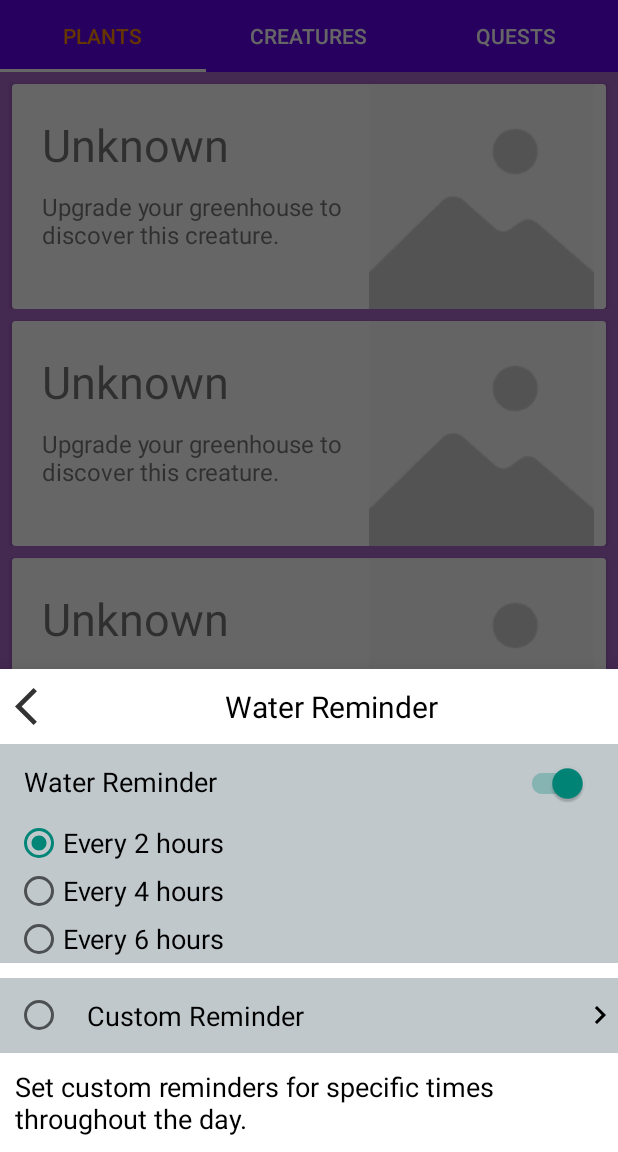
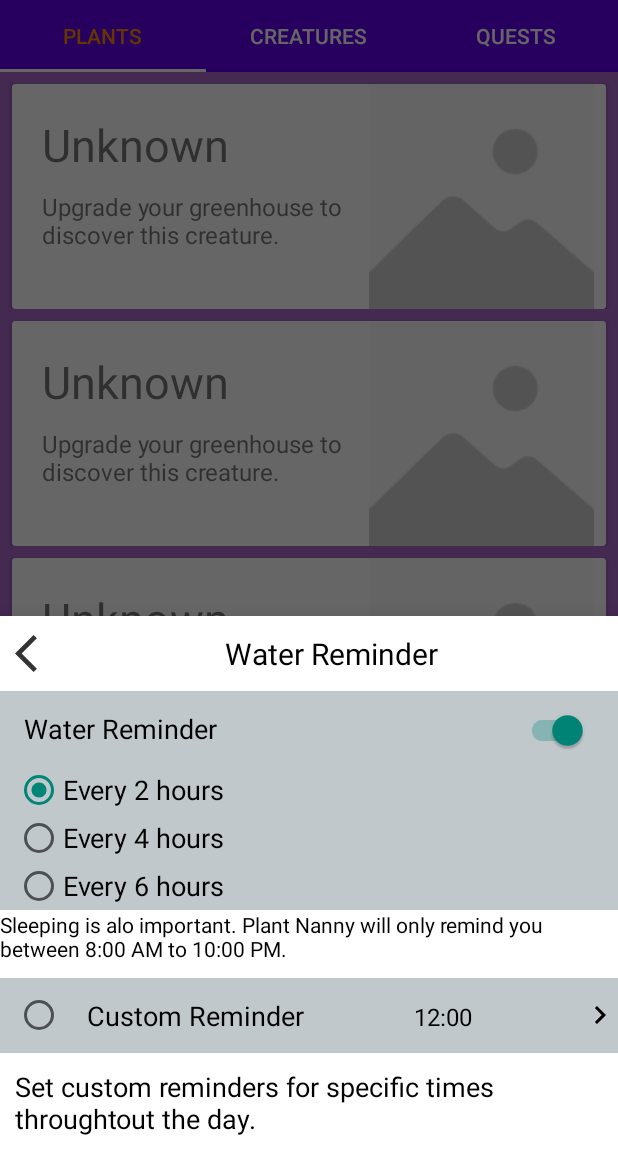
Before and after one commit to engrab/Plant-Nanny3, an Android app: the fragment WaterReminderBottomDialoge placed in its activity, item 4 of the bottom bar chosen, on a phone screen of 412 x 824 dp, the part 84-1236 px from its top. Run offline under Robolectric (Android 15) with nearby library versions, the phone set to English and light mode, and no system bars; our stand-ins replace Room's generated code.

Commit message:
timepicker and etc working processgress

```diff
--- a/app/src/main/java/com/example/plantnany/bottomdialoge/WaterReminderBottomDialoge.java
+++ b/app/src/main/java/com/example/plantnany/bottomdialoge/WaterReminderBottomDialoge.java
@@ -1,16 +1,20 @@
 package com.example.plantnany.bottomdialoge;
 
 
+import android.app.TimePickerDialog;
 import android.content.Context;
 import android.os.Bundle;
+import android.text.format.DateFormat;
 import android.view.LayoutInflater;
 import android.view.View;
 import android.view.ViewGroup;
 import android.widget.CompoundButton;
 import android.widget.ImageView;
+import android.widget.LinearLayout;
 import android.widget.RadioButton;
 import android.widget.RadioGroup;
 import android.widget.TextView;
+import android.widget.TimePicker;
 
 import androidx.annotation.NonNull;
 import androidx.annotation.Nullable;
@@ -21,15 +25,20 @@ import com.example.plantnany.activities.MainActivity;
 import com.example.plantnany.sharedpref.SharedPreferencesManager;
 import com.google.android.material.bottomsheet.BottomSheetDialogFragment;
 
+import java.util.Calendar;
+
 public class WaterReminderBottomDialoge extends BottomSheetDialogFragment {
 
     SwitchCompat mReminder;
-    TextView reminderDesc;
+    TextView reminderDesc, reminderStatment;
     ImageView cutomReminder;
     private NotificationStatusListener notificationStatusListener;
     private NotificationFrequencyListener notificationFrequencyListener;
     RadioGroup mRadioGroupDefaultTime;
     RadioButton radTwoHour, radFourHour, radSixHour;
+    LinearLayout customTime;
+    int hour, mint;
+    TextView time;
 
     public WaterReminderBottomDialoge() {
 
@@ -44,20 +53,45 @@ public class WaterReminderBottomDialoge extends BottomSheetDialogFragment {
 
         mReminder = view.findViewById(R.id.sc_reminder);
         reminderDesc = view.findViewById(R.id.tv_reminder_desc);
+        reminderStatment = view.findViewById(R.id.tv_reminder_statement);
         mRadioGroupDefaultTime = view.findViewById(R.id.rad_times);
+        customTime = view.findViewById(R.id.ll_custome);
+        time = view.findViewById(R.id.tv_custom_time);
+
 
         radTwoHour = view.findViewById(R.id.rad_two_hour);
         radFourHour = view.findViewById(R.id.rad_four_hour);
         radSixHour = view.findViewById(R.id.rad_six_hour);
 
         int notificationFrequency = SharedPreferencesManager.getInstance(getActivity()).getNotificationFrequency();
-        if (notificationFrequency==120){
+        if (notificationFrequency == 120) {
             radTwoHour.setChecked(true);
-        }else if (notificationFrequency == 240){
+        } else if (notificationFrequency == 240) {
             radFourHour.setChecked(true);
-        }else if (notificationFrequency == 360){
+        } else if (notificationFrequency == 360) {
             radSixHour.setChecked(true);
         }
+
+        customTime.setOnClickListener(new View.OnClickListener() {
+            @Override
+            public void onClick(View v) {
+                TimePickerDialog timePickerDialog = new TimePickerDialog(getActivity(), new TimePickerDialog.OnTimeSetListener() {
+                    @Override
+                    public void onTimeSet(TimePicker view, int hourOfDay, int minute) {
+
+                        hour = hourOfDay;
+                        mint = minute;
+
+                        Calendar calendar = Calendar.getInstance();
+                        calendar.set(0, 0, 0, hour, mint);
+
+                        time.setText(DateFormat.format("hh:mm aa", calendar));
+
+
+                    }
+                }, 12, 0, false);
+            }
+        });
 
         mRadioGroupDefaultTime.setOnCheckedChangeListener(new RadioGroup.OnCheckedChangeListener() {
             @Override
@@ -92,7 +126,21 @@ public class WaterReminderBottomDialoge extends BottomSheetDialogFragment {
                 customReminderBottomDialoge.show(getChildFragmentManager(), "customreminder");
             }
         });
-        mReminder.setChecked(SharedPreferencesManager.getInstance(getActivity()).getNotificationStatus());
+
+        boolean notificationStatus = SharedPreferencesManager.getInstance(getActivity()).getNotificationStatus();
+        mReminder.setChecked(notificationStatus);
+
+        if (notificationStatus) {
+            view.findViewById(R.id.rad_times).setVisibility(View.VISIBLE);
+            view.findViewById(R.id.ll_custome).setVisibility(View.VISIBLE);
+            reminderDesc.setText("Set custom reminders for specific times throughtout the day.");
+            reminderStatment.setVisibility(View.VISIBLE);
+        } else {
+            view.findViewById(R.id.rad_times).setVisibility(View.INVISIBLE);
+            view.findViewById(R.id.ll_custome).setVisibility(View.INVISIBLE);
+            reminderDesc.setText("Plant Apps will send you notifications to remind you to drink water!");
+            reminderStatment.setVisibility(View.INVISIBLE);
+        }
 
         mReminder.setOnCheckedChangeListener(new CompoundButton.OnCheckedChangeListener() {
             @Override
@@ -102,10 +150,13 @@ public class WaterReminderBottomDialoge extends BottomSheetDialogFragment {
                 if (isChecked) {
                     view.findViewById(R.id.rad_times).setVisibility(View.VISIBLE);
                     view.findViewById(R.id.ll_custome).setVisibility(View.VISIBLE);
+                    reminderDesc.setText("Set custom reminders for specific times throughtout the day.");
+                    reminderStatment.setVisibility(View.VISIBLE);
                 } else {
-                    view.findViewById(R.id.rad_times).setVisibility(View.GONE);
-                    view.findViewById(R.id.ll_custome).setVisibility(View.GONE);
+                    view.findViewById(R.id.rad_times).setVisibility(View.INVISIBLE);
+                    view.findViewById(R.id.ll_custome).setVisibility(View.INVISIBLE);
                     reminderDesc.setText("Plant Apps will send you notifications to remind you to drink water!");
+                    reminderStatment.setVisibility(View.INVISIBLE);
                 }
 
             }
--- a/app/src/main/java/com/example/plantnany/fragments/HomeFragment.java
+++ b/app/src/main/java/com/example/plantnany/fragments/HomeFragment.java
@@ -68,6 +68,7 @@ public class HomeFragment extends Fragment implements View.OnClickListener {
     private void onclickListener() {
         screenShot.setOnClickListener(this);
         mAddWater.setOnClickListener(this);
+        potsRedirect.setOnClickListener(this);
     }
 
     private void init(View view) {
@@ -86,6 +87,7 @@ public class HomeFragment extends Fragment implements View.OnClickListener {
 
             case R.id.iv_pots_redirect:
                 MainActivity.navigation.setSelectedItemId(R.id.navigation_pots);
+                Toast.makeText(getActivity(), "pots redirect hit", Toast.LENGTH_SHORT).show();
                 break;
 
             case R.id.rl_camera:
--- a/app/src/main/res/layout/dialoge_cup_volume_sheet.xml
+++ b/app/src/main/res/layout/dialoge_cup_volume_sheet.xml
@@ -113,6 +113,7 @@
     </LinearLayout>
 
     <LinearLayout
+        android:id="@+id/ll_default_cup_volume"
         android:layout_width="match_parent"
         android:layout_height="wrap_content"
         android:layout_marginTop="10dp"
@@ -152,6 +153,7 @@
             android:text="240"
             android:textColor="@color/colorBlack"
             android:textSize="18sp" />
+
         <TextView
             android:id="@+id/tv_defaul_unit"
             android:layout_width="0dp"
@@ -403,9 +405,9 @@
         android:layout_width="match_parent"
         android:layout_height="wrap_content"
         android:layout_margin="10dp"
+        android:text="You can set extra cups and use them quickly when recording your water consumption."
         android:textColor="#000000"
-        android:textSize="18sp"
-        android:text="You can set extra cups and use them quickly when recording your water consumption." />
+        android:textSize="18sp" />
 
 
 </LinearLayout>
--- a/app/src/main/res/layout/dialoge_water_reminder_sheet.xml
+++ b/app/src/main/res/layout/dialoge_water_reminder_sheet.xml
@@ -118,6 +118,13 @@
 
     </RadioGroup>
 
+    <TextView
+        android:id="@+id/tv_reminder_statement"
+        android:text="Sleeping is alo important. Plant Nanny will only remind you between 8:00 AM to 10:00 PM."
+        android:layout_width="match_parent"
+        android:textColor="@color/black"
+        android:layout_height="wrap_content"/>
+
     <LinearLayout
         android:id="@+id/ll_custome"
         android:layout_width="match_parent"
@@ -146,7 +153,12 @@
             android:textSize="18sp" />
 
         <TextView
+            android:id="@+id/tv_custom_time"
             android:layout_width="0dp"
+            android:text="12:00"
+            android:gravity="center"
+            android:textColor="@color/black"
+            android:textSize="16sp"
             android:layout_height="wrap_content"
             android:layout_weight="1" />
 
--- a/app/src/main/res/layout/fragment_settings.xml
+++ b/app/src/main/res/layout/fragment_settings.xml
@@ -269,6 +269,7 @@
                             android:textSize="20sp" />
 
                         <TextView
+                            android:id="@+id/tv_target_water"
                             android:layout_width="0dp"
                             android:layout_height="wrap_content"
                             android:layout_gravity="end"
@@ -320,6 +321,7 @@
                             android:textSize="20sp" />
 
                         <TextView
+                            android:id="@+id/tv_default_cup_volume"
                             android:layout_width="0dp"
                             android:layout_height="wrap_content"
                             android:layout_gravity="end"
```
Also changed, not shown: app/src/main/java/com/example/plantnany/adapters/CupVolumAdapter.java (added, +67 -0 lines), app/src/main/java/com/example/plantnany/bottomdialoge/CupSettingBottomDialoge.java (added, +77 -0 lines), app/src/main/java/com/example/plantnany/bottomdialoge/CupVolumeBottomDialoge.java (+14 -0 lines), app/src/main/java/com/example/plantnany/bottomdialoge/DailyGoalBottomDialoge.java (+11 -0 lines), app/src/main/java/com/example/plantnany/fragments/SettingsFragment.java (+14 -2 lines), app/src/main/java/com/example/plantnany/sharedpref/SharedPreferencesManager.java (+10 -0 lines), app/src/main/res/layout/dialoge_cup_setting_sheet.xml (added, +74 -0 lines), app/src/main/res/layout/row_item_cup_volume.xml (added, +27 -0 lines).
